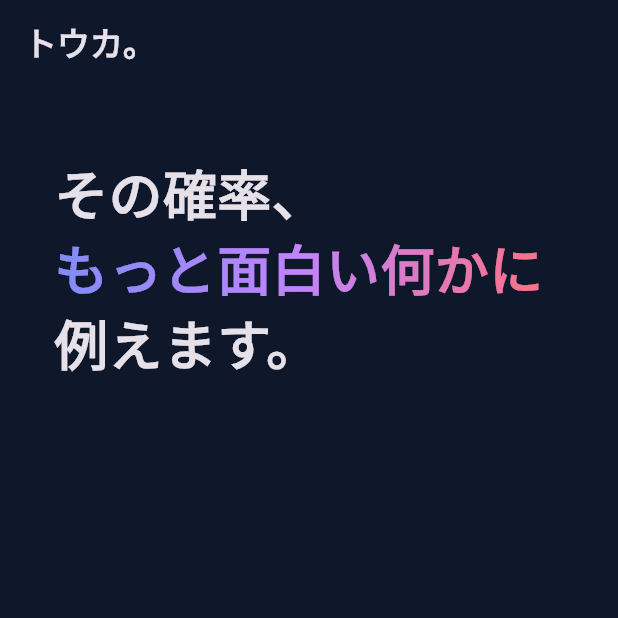
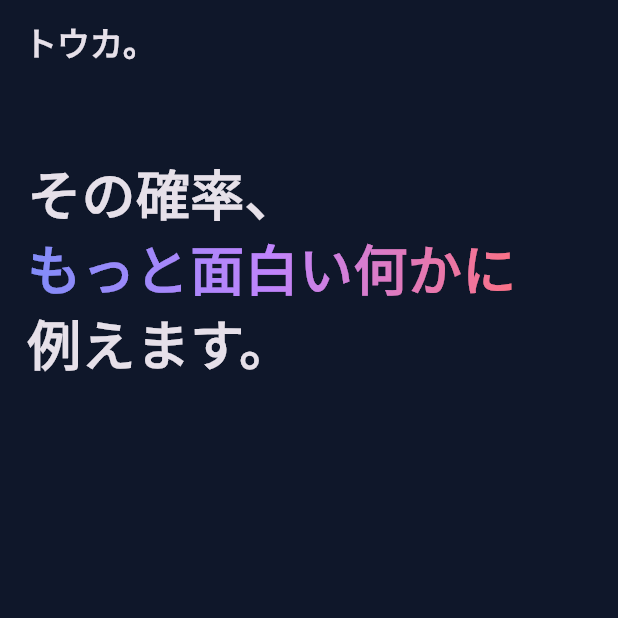
Before and after one commit to renusuda/touka, a Flutter app: the screen it shows after launch, on a phone screen of 412 x 824 dp, the top half of it. Run offline on Flutter 3.47's test engine with Material 3 defaults, Android fonts, the phone set to English and light mode, and no system bars; our stand-ins replace google_fonts.

Commit message:
feat: Reduce hero text left padding from 36 to 18
Co-Authored-By: Claude Opus 4.6 <noreply@anthropic.com>

```diff
--- a/lib/main.dart
+++ b/lib/main.dart
@@ -44,7 +44,7 @@ class HomeScreen extends StatelessWidget {
       ),
       body: const SafeArea(
         child: Padding(
-          padding: EdgeInsets.only(left: 36, top: 48),
+          padding: EdgeInsets.only(left: 18, top: 48),
           child: HeroText(),
         ),
       ),
```
